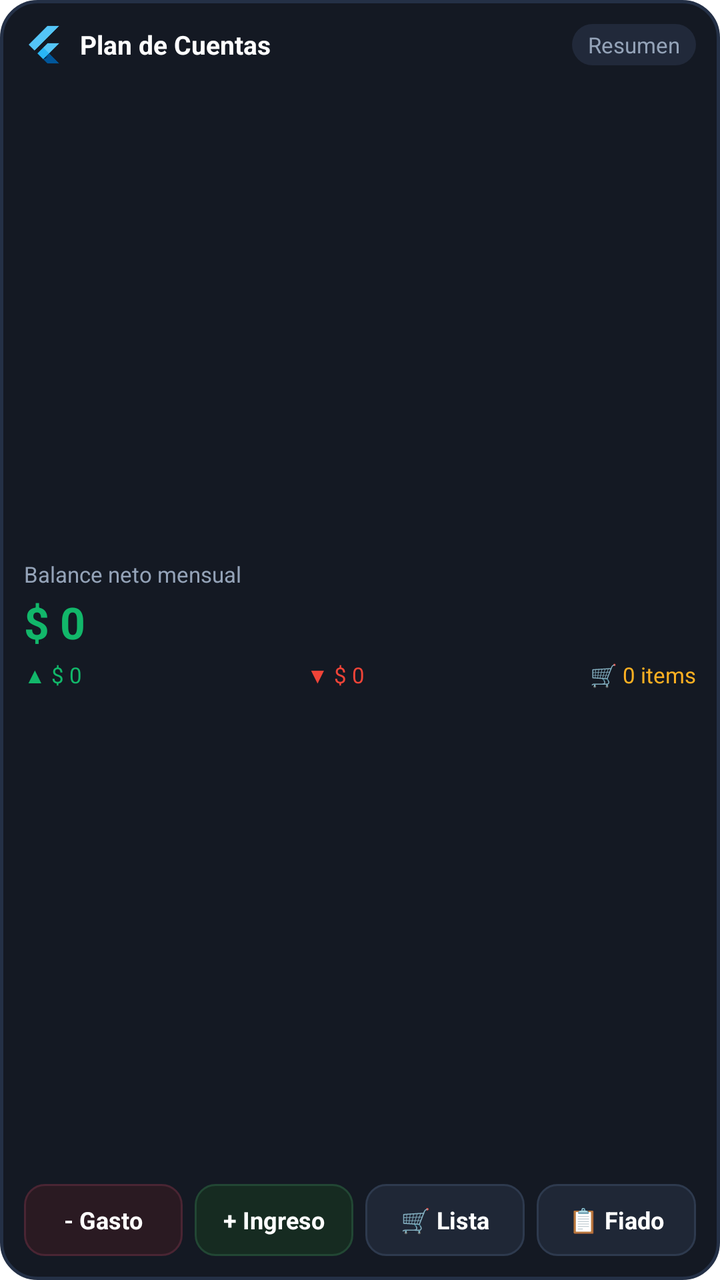
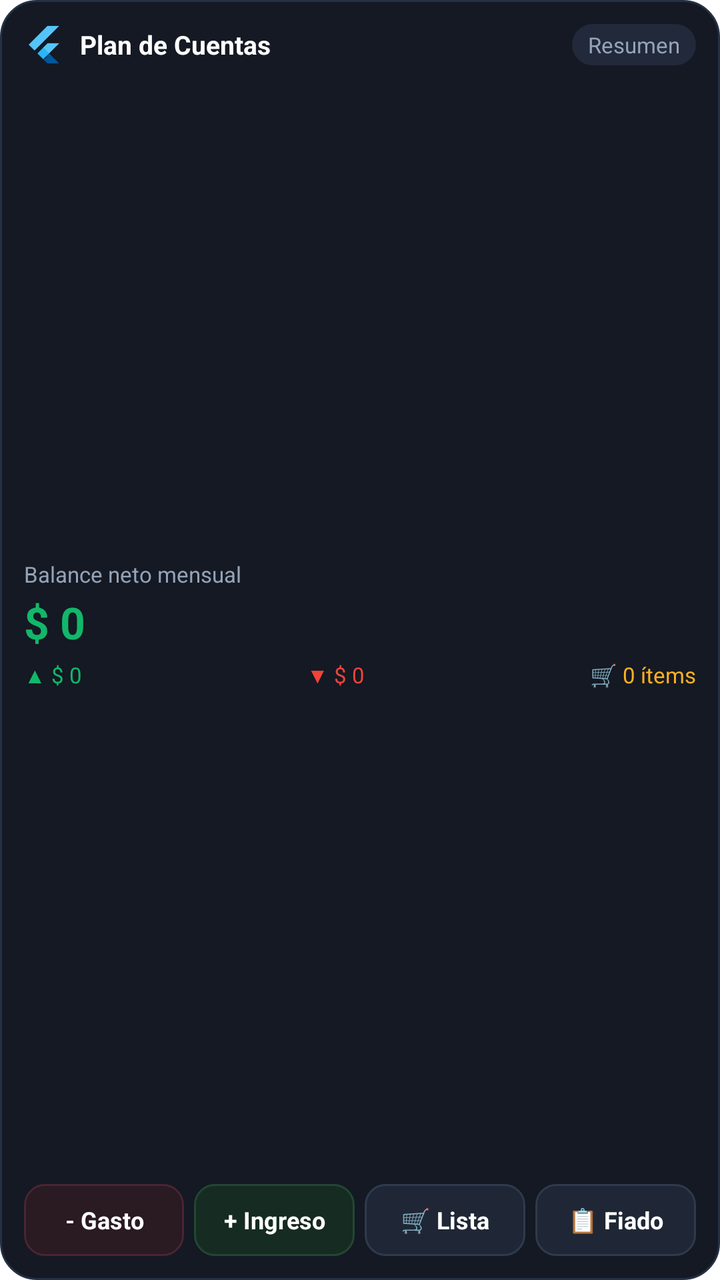

An Android layout rendered at two revisions. The XML below is the earlier revision; the diff shows what the commit changed to produce the second picture.
<!-- AndroidManifest.xml: fallback theme Theme.MaterialComponents.DayNight.NoActionBar -->
<!-- res/layout/quick_add_widget.xml -->
<?xml version="1.0" encoding="utf-8"?>
<LinearLayout xmlns:android="http://schemas.android.com/apk/res/android"
    android:id="@+id/widget_root"
    android:layout_width="match_parent"
    android:layout_height="match_parent"
    android:background="@drawable/finance_widget_bg"
    android:orientation="vertical"
    android:padding="12dp">

    
    <LinearLayout
        android:id="@+id/widget_header"
        android:layout_width="match_parent"
        android:layout_height="wrap_content"
        android:gravity="center_vertical"
        android:orientation="horizontal">

        <ImageView
            android:layout_width="20dp"
            android:layout_height="20dp"
            android:contentDescription="@string/quick_add_title"
            android:src="@mipmap/ic_launcher" />

        <TextView
            android:layout_width="0dp"
            android:layout_height="wrap_content"
            android:layout_marginStart="8dp"
            android:layout_weight="1"
            android:text="Plan de Cuentas"
            android:textColor="#FFFFFF"
            android:textSize="13sp"
            android:textStyle="bold" />

        <TextView
            android:id="@+id/widget_month_badge"
            android:layout_width="wrap_content"
            android:layout_height="wrap_content"
            android:background="@drawable/badge_bg"
            android:paddingStart="8dp"
            android:paddingTop="3dp"
            android:paddingEnd="8dp"
            android:paddingBottom="3dp"
            android:text="Resumen"
            android:textColor="#94A3B8"
            android:textSize="11sp" />
    </LinearLayout>

    
    <LinearLayout
        android:id="@+id/widget_balance_container"
        android:layout_width="match_parent"
        android:layout_height="0dp"
        android:layout_marginTop="8dp"
        android:layout_weight="1"
        android:gravity="center_vertical"
        android:orientation="vertical">

        <TextView
            android:id="@+id/widget_balance_label"
            android:layout_width="wrap_content"
            android:layout_height="wrap_content"
            android:text="Balance neto mensual"
            android:textColor="#94A3B8"
            android:textSize="11sp" />

        <TextView
            android:id="@+id/widget_balance_amount"
            android:layout_width="wrap_content"
            android:layout_height="wrap_content"
            android:layout_marginTop="2dp"
            android:text="$ 0"
            android:textColor="#12B76A"
            android:textSize="22sp"
            android:textStyle="bold" />

        
        <LinearLayout
            android:layout_width="match_parent"
            android:layout_height="wrap_content"
            android:layout_marginTop="4dp"
            android:gravity="center_vertical"
            android:orientation="horizontal">

            <TextView
                android:id="@+id/widget_income_text"
                android:layout_width="0dp"
                android:layout_height="wrap_content"
                android:layout_weight="1"
                android:text="▲ $ 0"
                android:textColor="#12B76A"
                android:textSize="11sp" />

            <TextView
                android:id="@+id/widget_expense_text"
                android:layout_width="0dp"
                android:layout_height="wrap_content"
                android:layout_weight="1"
                android:text="▼ $ 0"
                android:textColor="#F04438"
                android:textSize="11sp" />

            <TextView
                android:id="@+id/widget_shopping_badge"
                android:layout_width="wrap_content"
                android:layout_height="wrap_content"
                android:text="🛒 0 items"
                android:textColor="#FDB022"
                android:textSize="11sp" />
        </LinearLayout>
    </LinearLayout>

    
    <LinearLayout
        android:layout_width="match_parent"
        android:layout_height="36dp"
        android:layout_marginTop="8dp"
        android:orientation="horizontal">

        <LinearLayout
            android:id="@+id/btn_quick_expense"
            android:layout_width="0dp"
            android:layout_height="match_parent"
            android:layout_marginEnd="4dp"
            android:layout_weight="1"
            android:background="@drawable/btn_expense_bg"
            android:gravity="center"
            android:orientation="horizontal">

            <TextView
                android:layout_width="wrap_content"
                android:layout_height="wrap_content"
                android:text="- Gasto"
                android:textColor="#FFFFFF"
                android:textSize="12sp"
                android:textStyle="bold" />
        </LinearLayout>

        <LinearLayout
            android:id="@+id/btn_quick_income"
            android:layout_width="0dp"
            android:layout_height="match_parent"
            android:layout_marginStart="2dp"
            android:layout_marginEnd="4dp"
            android:layout_weight="1"
            android:background="@drawable/btn_income_bg"
            android:gravity="center"
            android:orientation="horizontal">

            <TextView
                android:layout_width="wrap_content"
                android:layout_height="wrap_content"
                android:text="+ Ingreso"
                android:textColor="#FFFFFF"
                android:textSize="12sp"
                android:textStyle="bold" />
        </LinearLayout>

        <LinearLayout
            android:id="@+id/btn_quick_shopping"
            android:layout_width="0dp"
            android:layout_height="match_parent"
            android:layout_marginStart="2dp"
            android:layout_marginEnd="4dp"
            android:layout_weight="1"
            android:background="@drawable/btn_action_bg"
            android:gravity="center"
            android:orientation="horizontal">

            <TextView
                android:layout_width="wrap_content"
                android:layout_height="wrap_content"
                android:text="🛒 Lista"
                android:textColor="#FFFFFF"
                android:textSize="12sp"
                android:textStyle="bold" />
        </LinearLayout>

        <LinearLayout
            android:id="@+id/btn_quick_fiado"
            android:layout_width="0dp"
            android:layout_height="match_parent"
            android:layout_marginStart="2dp"
            android:layout_weight="1"
            android:background="@drawable/btn_action_bg"
            android:gravity="center"
            android:orientation="horizontal">

            <TextView
                android:layout_width="wrap_content"
                android:layout_height="wrap_content"
                android:text="📋 Fiado"
                android:textColor="#FFFFFF"
                android:textSize="12sp"
                android:textStyle="bold" />
        </LinearLayout>
    </LinearLayout>
</LinearLayout>
<!-- resources referenced by this layout -->
<resources>
  <!-- drawable badge_bg (drawable) -->
  <?xml version="1.0" encoding="utf-8"?>
  <shape xmlns:android="http://schemas.android.com/apk/res/android"
      android:shape="rectangle">
      <corners android:radius="12dp" />
      <solid android:color="#21293A" />
  </shape>
  <!-- drawable btn_action_bg (drawable) -->
  <?xml version="1.0" encoding="utf-8"?>
  <shape xmlns:android="http://schemas.android.com/apk/res/android"
      android:shape="rectangle">
      <corners android:radius="10dp" />
      <solid android:color="#1F2736" />
      <stroke
          android:width="1dp"
          android:color="#2E3A4E" />
  </shape>
  <!-- drawable btn_expense_bg (drawable) -->
  <?xml version="1.0" encoding="utf-8"?>
  <shape xmlns:android="http://schemas.android.com/apk/res/android"
      android:shape="rectangle">
      <corners android:radius="10dp" />
      <solid android:color="#2A1A22" />
      <stroke
          android:width="1dp"
          android:color="#4A2533" />
  </shape>
  <!-- drawable btn_income_bg (drawable) -->
  <?xml version="1.0" encoding="utf-8"?>
  <shape xmlns:android="http://schemas.android.com/apk/res/android"
      android:shape="rectangle">
      <corners android:radius="10dp" />
      <solid android:color="#162B21" />
      <stroke
          android:width="1dp"
          android:color="#224734" />
  </shape>
  <!-- drawable finance_widget_bg (drawable) -->
  <?xml version="1.0" encoding="utf-8"?>
  <shape xmlns:android="http://schemas.android.com/apk/res/android"
      android:shape="rectangle">
      <corners android:radius="18dp" />
      <solid android:color="#141923" />
      <stroke
          android:width="1.5dp"
          android:color="#243046" />
  </shape>
  <!-- mipmap ic_launcher: png bitmap (mipmap-hdpi, 544 bytes) -->
  <string name="quick_add_title">Resumen y Acciones Rápidas</string>
</resources>

<!-- the commit's change to res/layout/quick_add_widget.xml (unified diff, before → after) -->
@@ -16,14 +16,15 @@
         android:orientation="horizontal">
 
         <ImageView
+            android:id="@+id/widget_app_icon"
             android:layout_width="20dp"
             android:layout_height="20dp"
-            android:contentDescription="@string/quick_add_title"
-            android:src="@mipmap/ic_launcher" />
+            android:src="@drawable/ic_widget_logo" />
 
         <TextView
             android:layout_width="0dp"
             android:layout_height="wrap_content"
+            android:layout_marginLeft="8dp"
             android:layout_marginStart="8dp"
             android:layout_weight="1"
             android:text="Plan de Cuentas"
@@ -36,9 +37,9 @@
             android:layout_width="wrap_content"
             android:layout_height="wrap_content"
             android:background="@drawable/badge_bg"
-            android:paddingStart="8dp"
+            android:paddingLeft="8dp"
             android:paddingTop="3dp"
-            android:paddingEnd="8dp"
+            android:paddingRight="8dp"
             android:paddingBottom="3dp"
             android:text="Resumen"
             android:textColor="#94A3B8"
@@ -50,7 +51,7 @@
         android:id="@+id/widget_balance_container"
         android:layout_width="match_parent"
         android:layout_height="0dp"
-        android:layout_marginTop="8dp"
+        android:layout_marginTop="6dp"
         android:layout_weight="1"
         android:gravity="center_vertical"
         android:orientation="vertical">
@@ -103,7 +104,7 @@
                 android:id="@+id/widget_shopping_badge"
                 android:layout_width="wrap_content"
                 android:layout_height="wrap_content"
-                android:text="🛒 0 items"
+                android:text="🛒 0 ítems"
                 android:textColor="#FDB022"
                 android:textSize="11sp" />
         </LinearLayout>
@@ -113,85 +114,61 @@
     <LinearLayout
         android:layout_width="match_parent"
         android:layout_height="36dp"
-        android:layout_marginTop="8dp"
+        android:layout_marginTop="6dp"
         android:orientation="horizontal">
 
-        <LinearLayout
+        <TextView
             android:id="@+id/btn_quick_expense"
             android:layout_width="0dp"
             android:layout_height="match_parent"
-            android:layout_marginEnd="4dp"
+            android:layout_marginRight="3dp"
             android:layout_weight="1"
             android:background="@drawable/btn_expense_bg"
             android:gravity="center"
-            android:orientation="horizontal">
+            android:text="- Gasto"
+            android:textColor="#FFFFFF"
+            android:textSize="12sp"
+            android:textStyle="bold" />
 
-            <TextView
-                android:layout_width="wrap_content"
-                android:layout_height="wrap_content"
-                android:text="- Gasto"
-                android:textColor="#FFFFFF"
-                android:textSize="12sp"
-                android:textStyle="bold" />
-        </LinearLayout>
-
-        <LinearLayout
+        <TextView
             android:id="@+id/btn_quick_income"
             android:layout_width="0dp"
             android:layout_height="match_parent"
-            android:layout_marginStart="2dp"
-            android:layout_marginEnd="4dp"
+            android:layout_marginLeft="2dp"
+            android:layout_marginRight="3dp"
             android:layout_weight="1"
             android:background="@drawable/btn_income_bg"
             android:gravity="center"
-            android:orientation="horizontal">
+            android:text="+ Ingreso"
+            android:textColor="#FFFFFF"
+            android:textSize="12sp"
+            android:textStyle="bold" />
 
-            <TextView
-                android:layout_width="wrap_content"
-                android:layout_height="wrap_content"
-                android:text="+ Ingreso"
-                android:textColor="#FFFFFF"
-                android:textSize="12sp"
-                android:textStyle="bold" />
-        </LinearLayout>
-
-        <LinearLayout
+        <TextView
             android:id="@+id/btn_quick_shopping"
             android:layout_width="0dp"
             android:layout_height="match_parent"
-            android:layout_marginStart="2dp"
-            android:layout_marginEnd="4dp"
+            android:layout_marginLeft="2dp"
+            android:layout_marginRight="3dp"
             android:layout_weight="1"
             android:background="@drawable/btn_action_bg"
             android:gravity="center"
-            android:orientation="horizontal">
+            android:text="🛒 Lista"
+            android:textColor="#FFFFFF"
+            android:textSize="12sp"
+            android:textStyle="bold" />
 
-            <TextView
-                android:layout_width="wrap_content"
-                android:layout_height="wrap_content"
-                android:text="🛒 Lista"
-                android:textColor="#FFFFFF"
-                android:textSize="12sp"
-                android:textStyle="bold" />
-        </LinearLayout>
-
-        <LinearLayout
+        <TextView
             android:id="@+id/btn_quick_fiado"
             android:layout_width="0dp"
             android:layout_height="match_parent"
-            android:layout_marginStart="2dp"
+            android:layout_marginLeft="2dp"
             android:layout_weight="1"
             android:background="@drawable/btn_action_bg"
             android:gravity="center"
-            android:orientation="horizontal">
-
-            <TextView
-                android:layout_width="wrap_content"
-                android:layout_height="wrap_content"
-                android:text="📋 Fiado"
-                android:textColor="#FFFFFF"
-                android:textSize="12sp"
-                android:textStyle="bold" />
-        </LinearLayout>
+            android:text="📋 Fiado"
+            android:textColor="#FFFFFF"
+            android:textSize="12sp"
+            android:textStyle="bold" />
     </LinearLayout>
 </LinearLayout>
<!-- resource entries referenced after the edit -->
@@ -44,10 +44,9 @@
       <corners android:radius="18dp" />
       <solid android:color="#141923" />
       <stroke
-          android:width="1.5dp"
+          android:width="1dp"
           android:color="#243046" />
   </shape>
-  <!-- mipmap ic_launcher: png bitmap (mipmap-hdpi, 544 bytes) -->
-  <string name="quick_add_title">Resumen y Acciones Rápidas</string>
+  <!-- drawable ic_widget_logo: png bitmap (drawable, 544 bytes) -->
 </resources>
 
